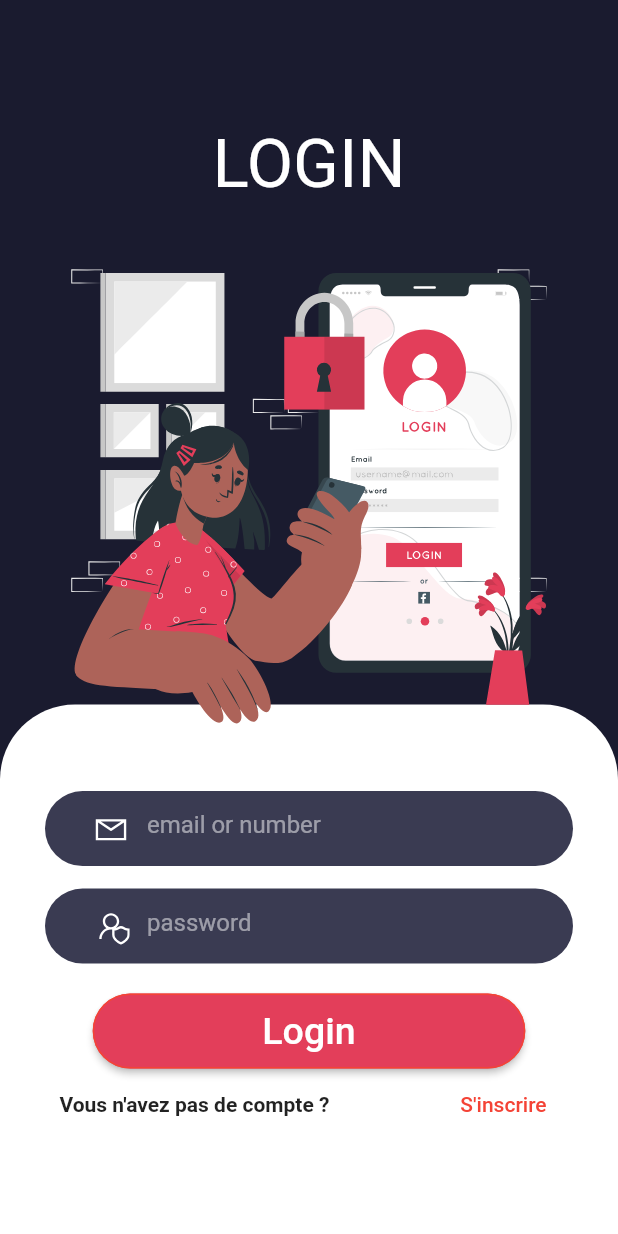
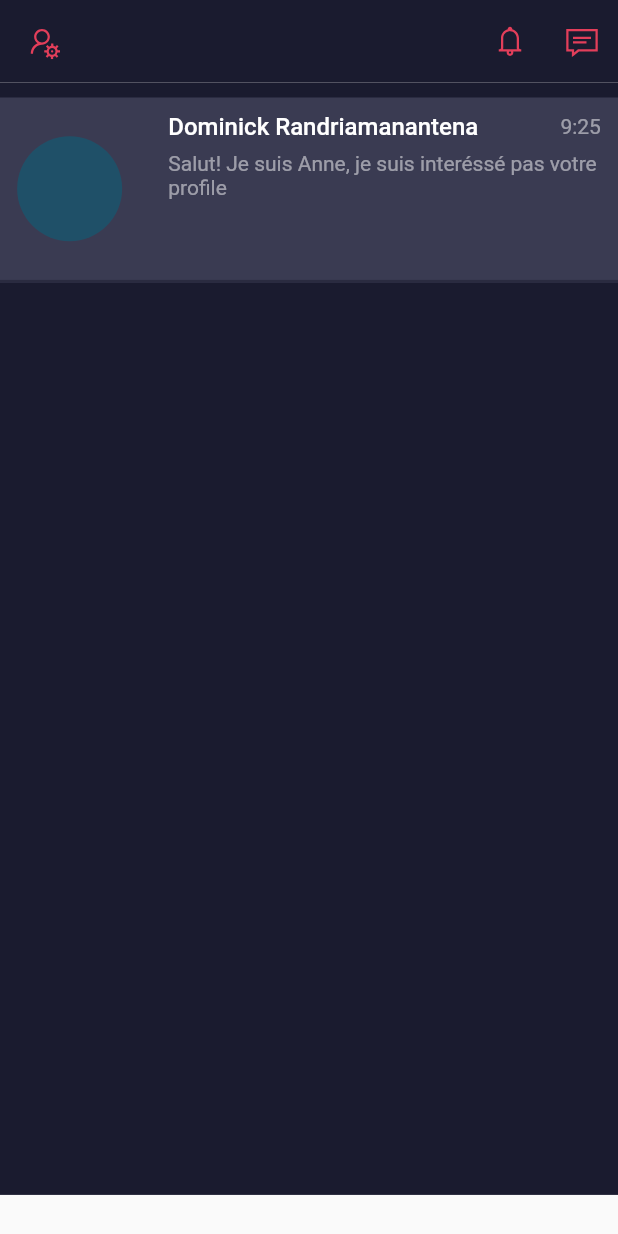
Before and after one commit to c3k4ah/Hermes, a Flutter app: the screen it shows after launch, on a phone screen of 412 x 824 dp. Run offline on Flutter 3.47's test engine with Material 2 defaults, Android fonts, the phone set to English and light mode, and no system bars; our stand-ins replace flutter_custom_clippers, flutter_svg, get, google_nav_bar, line_icons, rounded_loading_button.

Commit message:
chat screen

```diff
--- a/lib/main.dart
+++ b/lib/main.dart
@@ -1,5 +1,7 @@
 import 'package:flutter/material.dart';
 import 'package:get/get.dart';
+import 'package:hermes/views/chat.dart';
+import 'package:hermes/views/chat_room.dart';
 import 'package:hermes/views/connexion.dart';
 import 'package:hermes/views/homeSreen.dart';
 import 'package:hermes/views/inscription.dart';
@@ -16,7 +18,7 @@ class MyApp extends StatelessWidget {
   @override
   Widget build(BuildContext context) {
     Future.delayed(const Duration(milliseconds: 3000), () {
-      Get.offNamed('/connect');
+      Get.offNamed('/chat');
     });
     return GetMaterialApp(
         theme: ThemeData(
@@ -31,6 +33,8 @@ class MyApp extends StatelessWidget {
           '/inscript': (context) => InscriptPage(),
           '/notif': (context) => NotifIcation(),
           '/home': (context) => Home(),
+          '/chat': (context) => Chat(),
+          '/chatRoom': (context) => CHatRoom()
         });
   }
 }
--- /dev/null
+++ b/lib/views/chat.dart
@@ -0,0 +1,90 @@
+import 'package:flutter/material.dart';
+import 'package:get/get.dart';
+import 'package:hermes/colors.dart';
+import 'package:hermes/views/widget/navBar.dart';
+
+class Chat extends StatelessWidget {
+  const Chat({Key? key}) : super(key: key);
+
+  @override
+  Widget build(BuildContext context) {
+    return Scaffold(
+      appBar: Appbar(),
+      body: Container(
+        color: dark,
+        width: Get.width,
+        height: Get.height * .9,
+        child: SingleChildScrollView(
+          child: Column(children: [UserChat()]),
+        ),
+      ),
+    );
+  }
+}
+
+class UserChat extends StatelessWidget {
+  const UserChat({Key? key}) : super(key: key);
+
+  @override
+  Widget build(BuildContext context) {
+    return InkWell(
+      onTap: () {
+        Get.toNamed('/chatRoom');
+      },
+      child: Container(
+        width: Get.width * 1,
+        height: Get.height * .15,
+        margin: EdgeInsets.only(top: 10),
+        padding: EdgeInsets.all(10),
+        decoration: BoxDecoration(
+            color: darkSecond,
+            border: Border(
+                bottom: BorderSide(width: 2, color: dark.withOpacity(.5)))),
+        child: Row(
+          crossAxisAlignment: CrossAxisAlignment.center,
+          mainAxisAlignment: MainAxisAlignment.spaceAround,
+          children: [
+            CircleAvatar(
+              radius: 35,
+              backgroundColor: blueAccentDark,
+            ),
+            SizedBox(
+              width: 25,
+            ),
+            Container(
+              width: Get.width * .7,
+              child: Column(
+                mainAxisAlignment: MainAxisAlignment.start,
+                crossAxisAlignment: CrossAxisAlignment.start,
+                mainAxisSize: MainAxisSize.max,
+                children: [
+                  Row(
+                    mainAxisAlignment: MainAxisAlignment.spaceBetween,
+                    children: [
+                      Text(
+                        "Dominick Randriamanantena",
+                        style: TextStyle(
+                            color: white,
+                            fontWeight: FontWeight.w500,
+                            fontSize: 16),
+                      ),
+                      Text(
+                        "9:25",
+                        style: TextStyle(color: white.withOpacity(.5)),
+                      ),
+                    ],
+                  ),
+                  SizedBox(height: 7),
+                  Text(
+                    "Salut! Je suis Anne, je suis interéssé pas votre profile",
+                    style: TextStyle(color: white.withOpacity(.5)),
+                  ),
+                ],
+              ),
+            )
+          ],
+        ),
+      ),
+    );
+  }
+}
--- /dev/null
+++ b/lib/views/chat_room.dart
@@ -0,0 +1,15 @@
+import 'package:flutter/material.dart';
+
+class CHatRoom extends StatefulWidget {
+  const CHatRoom({Key? key}) : super(key: key);
+
+  @override
+  _CHatRoomState createState() => _CHatRoomState();
+}
+
+class _CHatRoomState extends State<CHatRoom> {
+  @override
+  Widget build(BuildContext context) {
+    return Container();
+  }
+}
--- a/lib/views/widget/navBar.dart
+++ b/lib/views/widget/navBar.dart
@@ -76,6 +76,7 @@ class Appbar extends StatelessWidget implements PreferredSizeWidget {
   Widget build(BuildContext context) {
     return AppBar(
       elevation: 0,
+      shadowColor: dark,
       backgroundColor: dark,
       leading: IconButton(
         icon: Icon(LineIcons.userCog, color: redBlood),
@@ -90,7 +91,9 @@ class Appbar extends StatelessWidget implements PreferredSizeWidget {
         ),
         IconButton(
           icon: Icon(LineIcons.sms, color: redBlood),
-          onPressed: () {},
+          onPressed: () {
+            Get.toNamed('/chat');
+          },
         ),
       ],
     );
```
